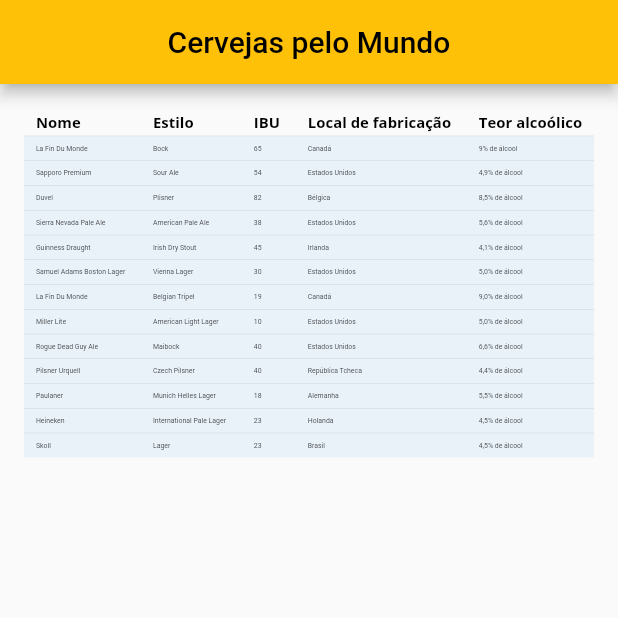
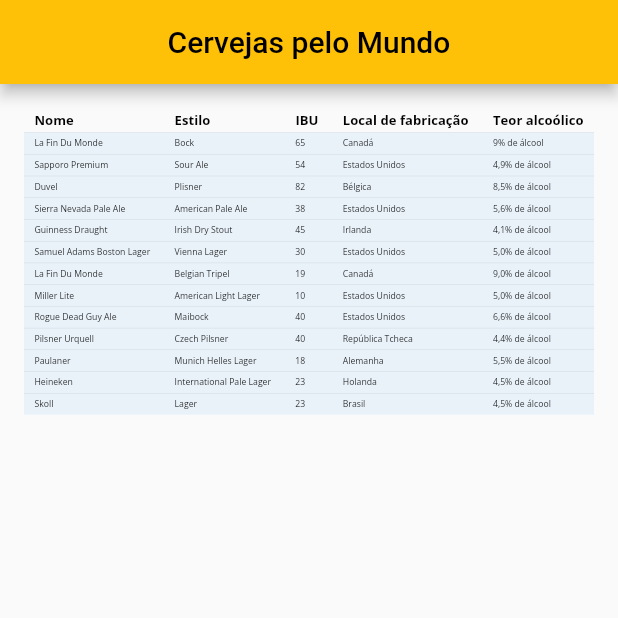
Before and after one commit to italo-mauricio/Flutter_POO1, a Flutter app: the screen it shows after launch, on a phone screen of 412 x 824 dp, the top half of it. Run offline on Flutter 3.47's test engine with Material 2 defaults, Android fonts, the phone set to English and light mode, and no system bars; our stand-ins replace google_fonts.

Commit message:
feat: personalizando a tabela

```diff
--- a/atividade_receita_1__questoes_10_11/lib/atividade/cerveja.dart
+++ b/atividade_receita_1__questoes_10_11/lib/atividade/cerveja.dart
@@ -71,124 +71,124 @@
                       style: _FontHeader,
                     )),
                   ],
-                  rows: const [
+                  rows: [
 
                     DataRow(
                       selected: true,
                       cells: [
-                      DataCell(Text('La Fin Du Monde')),
-                      DataCell(Text('Bock')),
-                      DataCell(Text('65')),
-                      DataCell(Text('Canadá')),
-                      DataCell(Text('9% de álcool')),
+                      DataCell(Text('La Fin Du Monde', style: _FontNormalText)),
+                      DataCell(Text('Bock', style: _FontNormalText)),
+                      DataCell(Text('65', style: _FontNormalText)),
+                      DataCell(Text('Canadá', style: _FontNormalText)),
+                      DataCell(Text('9% de álcool', style: _FontNormalText)),
                     ]),
                     DataRow(
                       selected: true,
                       cells: [
-                      DataCell(Text('Sapporo Premium')),
-                      DataCell(Text('Sour Ale')),
-                      DataCell(Text('54')),
-                      DataCell(Text('Estados Unidos')),
-                      DataCell(Text('4,9% de álcool')),
+                      DataCell(Text('Sapporo Premium', style: _FontNormalText)),
+                      DataCell(Text('Sour Ale', style: _FontNormalText)),
+                      DataCell(Text('54', style: _FontNormalText)),
+                      DataCell(Text('Estados Unidos', style: _FontNormalText)),
+                      DataCell(Text('4,9% de álcool', style: _FontNormalText)),
                     ]),
                     DataRow(
                       selected: true,
                       cells: [
-                      DataCell(Text('Duvel')),
-                      DataCell(Text('Plisner')),
-                      DataCell(Text('82')),
-                      DataCell(Text('Bélgica')),
-                      DataCell(Text('8,5% de álcool')),
+                      DataCell(Text('Duvel', style: _FontNormalText)),
+                      DataCell(Text('Plisner', style: _FontNormalText)),
+                      DataCell(Text('82', style: _FontNormalText)),
+                      DataCell(Text('Bélgica', style: _FontNormalText)),
+                      DataCell(Text('8,5% de álcool', style: _FontNormalText)),
                     ]),
                     DataRow(
                       selected: true,
                       cells: [
-                      DataCell(Text('Sierra Nevada Pale Ale')),
-                      DataCell(Text('American Pale Ale')),
-                      DataCell(Text('38')),
-                      DataCell(Text('Estados Unidos')),
-                      DataCell(Text('5,6% de álcool')),
+                      DataCell(Text('Sierra Nevada Pale Ale', style: _FontNormalText)),
+                      DataCell(Text('American Pale Ale', style: _FontNormalText)),
+                      DataCell(Text('38', style: _FontNormalText)),
+                      DataCell(Text('Estados Unidos', style: _FontNormalText)),
+                      DataCell(Text('5,6% de álcool', style: _FontNormalText)),
                     ]),
                     DataRow(
                       selected: true,
                       cells: [
-                      DataCell(Text('Guinness Draught')),
-                      DataCell(Text('Irish Dry Stout')),
-                      DataCell(Text('45')),
-                      DataCell(Text('Irlanda')),
-                      DataCell(Text('4,1% de álcool')),
+                      DataCell(Text('Guinness Draught', style: _FontNormalText)),
+                      DataCell(Text('Irish Dry Stout', style: _FontNormalText)),
+                      DataCell(Text('45', style: _FontNormalText)),
+                      DataCell(Text('Irlanda', style: _FontNormalText)),
+                      DataCell(Text('4,1% de álcool', style: _FontNormalText)),
                     ]),
                     DataRow(
                       selected: true,
                       cells: [
-                      DataCell(Text('Samuel Adams Boston Lager')),
-                      DataCell(Text('Vienna Lager')),
-                      DataCell(Text('30')),
-                      DataCell(Text('Estados Unidos')),
-                      DataCell(Text('5,0% de álcool')),
+                      DataCell(Text('Samuel Adams Boston Lager', style: _FontNormalText)),
+                      DataCell(Text('Vienna Lager', style: _FontNormalText)),
+                      DataCell(Text('30', style: _FontNormalText)),
+                      DataCell(Text('Estados Unidos', style: _FontNormalText)),
+                      DataCell(Text('5,0% de álcool', style: _FontNormalText)),
                     ]),
                     DataRow(
                       selected: true,
                       cells: [
-                      DataCell(Text('La Fin Du Monde')),
-                      DataCell(Text('Belgian Tripel ')),
-                      DataCell(Text('19')),
-                      DataCell(Text('Canadá')),
-                      DataCell(Text('9,0% de álcool')),
+                      DataCell(Text('La Fin Du Monde', style: _FontNormalText)),
+                      DataCell(Text('Belgian Tripel', style: _FontNormalText)),
+                      DataCell(Text('19', style: _FontNormalText)),
+                      DataCell(Text('Canadá', style: _FontNormalText)),
+                      DataCell(Text('9,0% de álcool', style: _FontNormalText)),
                     ]),
                     DataRow(
                       selected: true,
                       cells: [
-                      DataCell(Text('Miller Lite')),
-                      DataCell(Text('American Light Lager')),
-                      DataCell(Text('10')),
-                      DataCell(Text('Estados Unidos')),
-                      DataCell(Text('5,0% de álcool')),
+                      DataCell(Text('Miller Lite', style: _FontNormalText)),
+                      DataCell(Text('American Light Lager', style: _FontNormalText)),
+                      DataCell(Text('10', style: _FontNormalText)),
+                      DataCell(Text('Estados Unidos', style: _FontNormalText)),
+                      DataCell(Text('5,0% de álcool', style: _FontNormalText)),
                     ]),
                     DataRow(
                       selected: true,
                       cells: [
-                      DataCell(Text('Rogue Dead Guy Ale')),
-                      DataCell(Text('Maibock')),
-                      DataCell(Text('40')),
-                      DataCell(Text('Estados Unidos')),
-                      DataCell(Text('6,6% de álcool')),
+                      DataCell(Text('Rogue Dead Guy Ale', style: _FontNormalText)),
+                      DataCell(Text('Maibock', style: _FontNormalText)),
+                      DataCell(Text('40', style: _FontNormalText)),
+                      DataCell(Text('Estados Unidos', style: _FontNormalText)),
+                      DataCell(Text('6,6% de álcool', style: _FontNormalText)),
                     ]),
                     DataRow(
                       selected: true,
                       cells: [
-                      DataCell(Text('Pilsner Urquell')),
-                      DataCell(Text('Czech Pilsner')),
-                      DataCell(Text('40')),
-                      DataCell(Text('República Tcheca')),
-                      DataCell(Text('4,4% de álcool')),
+                      DataCell(Text('Pilsner Urquell', style: _FontNormalText)),
+                      DataCell(Text('Czech Pilsner', style: _FontNormalText)),
+                      DataCell(Text('40', style: _FontNormalText)),
+                      DataCell(Text('República Tcheca',style: _FontNormalText)),
+                      DataCell(Text('4,4% de álcool', style: _FontNormalText)),
                     ]),
                     DataRow(
                       selected: true,
                       cells: [
-                      DataCell(Text('Paulaner')),
-                      DataCell(Text('Munich Helles Lager')),
-                      DataCell(Text('18')),
-                      DataCell(Text('Alemanha')),
-                      DataCell(Text('5,5% de álcool')),
+                      DataCell(Text('Paulaner', style: _FontNormalText)),
+                      DataCell(Text('Munich Helles Lager', style: _FontNormalText)),
+                      DataCell(Text('18', style: _FontNormalText)),
+                      DataCell(Text('Alemanha', style: _FontNormalText)),
+                      DataCell(Text('5,5% de álcool', style: _FontNormalText)),
                     ]),
                     DataRow(
                       selected: true,
                       cells: [
-                      DataCell(Text('Heineken')),
-                      DataCell(Text('International Pale Lager')),
-                      DataCell(Text('23')),
-                      DataCell(Text('Holanda')),
-                      DataCell(Text('4,5% de álcool')),
+                      DataCell(Text('Heineken', style: _FontNormalText)),
+                      DataCell(Text('International Pale Lager', style: _FontNormalText)),
+                      DataCell(Text('23', style: _FontNormalText)),
+                      DataCell(Text('Holanda', style: _FontNormalText)),
+                      DataCell(Text('4,5% de álcool', style: _FontNormalText)),
                     ]),
                     DataRow(
                       selected: true,
                       cells: [
-                      DataCell(Text('Skoll')),
-                      DataCell(Text('Lager')),
-                      DataCell(Text('23')),
-                      DataCell(Text('Brasil')),
-                      DataCell(Text('4,5% de álcool')),
+                      DataCell(Text('Skoll', style: _FontNormalText)),
+                      DataCell(Text('Lager', style: _FontNormalText)),
+                      DataCell(Text('23', style: _FontNormalText)),
+                      DataCell(Text('Brasil', style: _FontNormalText)),
+                      DataCell(Text('4,5% de álcool', style: _FontNormalText)),
                     ]),
                   ],
                 ),
```
